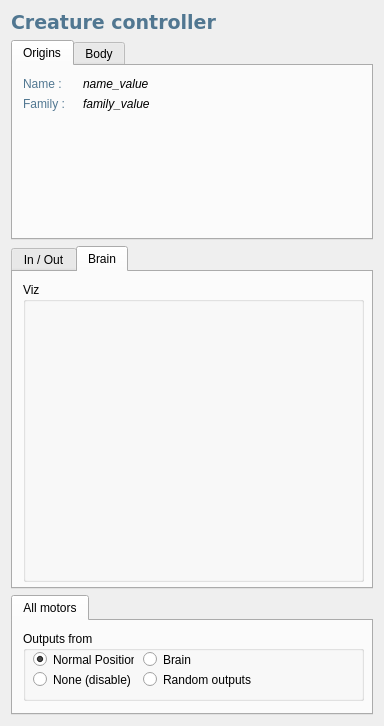
Old version of the form src/genelab/core/ui/widgets/entities/entitypropertiescontroller.ui in the repository GeneCraft/GeneCraft-Project.
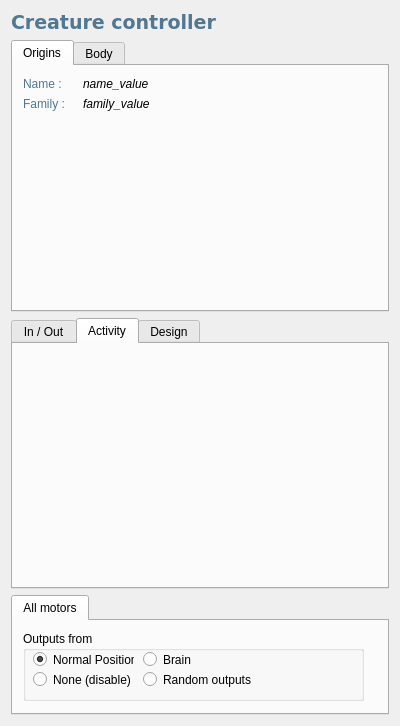
New version of the form. Icons and pictures are not drawn.

Commit message: superman brain !

```diff
--- a/src/genelab/core/ui/widgets/entities/entitypropertiescontroller.ui
+++ b/src/genelab/core/ui/widgets/entities/entitypropertiescontroller.ui
@@ -6,10 +6,22 @@
    <rect>
     <x>0</x>
     <y>0</y>
-    <width>384</width>
+    <width>400</width>
     <height>726</height>
    </rect>
   </property>
+  <property name="minimumSize">
+   <size>
+    <width>0</width>
+    <height>0</height>
+   </size>
+  </property>
+  <property name="maximumSize">
+   <size>
+    <width>400</width>
+    <height>16777215</height>
+   </size>
+  </property>
   <property name="windowTitle">
    <string>Form</string>
   </property>
@@ -34,12 +46,18 @@
    </item>
    <item>
     <widget class="QTabWidget" name="tabWidget_3">
-     <property name="maximumSize">
+     <property name="minimumSize">
       <size>
-       <width>16777215</width>
+       <width>0</width>
        <height>200</height>
       </size>
      </property>
+     <property name="maximumSize">
+      <size>
+       <width>16777215</width>
+       <height>600</height>
+      </size>
+     </property>
      <property name="styleSheet">
       <string notr="true"/>
      </property>
@@ -170,6 +188,24 @@
    </item>
    <item>
     <widget class="QTabWidget" name="tabWidget">
+     <property name="sizePolicy">
+      <sizepolicy hsizetype="MinimumExpanding" vsizetype="Expanding">
+       <horstretch>0</horstretch>
+       <verstretch>0</verstretch>
+      </sizepolicy>
+     </property>
+     <property name="minimumSize">
+      <size>
+       <width>0</width>
+       <height>0</height>
+      </size>
+     </property>
+     <property name="maximumSize">
+      <size>
+       <width>16777215</width>
+       <height>400</height>
+      </size>
+     </property>
      <property name="currentIndex">
       <number>1</number>
      </property>
@@ -188,44 +224,28 @@
         <normaloff>:/img/icons/brain</normaloff>:/img/icons/brain</iconset>
       </attribute>
       <attribute name="title">
-       <string>Brain</string>
+       <string>Activity</string>
       </attribute>
-      <widget class="QGroupBox" name="grbBrain">
-       <property name="geometry">
-        <rect>
-         <x>10</x>
-         <y>10</y>
-         <width>341</width>
-         <height>300</height>
-        </rect>
-       </property>
-       <property name="sizePolicy">
-        <sizepolicy hsizetype="Preferred" vsizetype="Maximum">
-         <horstretch>0</horstretch>
-         <verstretch>0</verstretch>
-        </sizepolicy>
-       </property>
-       <property name="minimumSize">
-        <size>
-         <width>0</width>
-         <height>300</height>
-        </size>
-       </property>
-       <property name="maximumSize">
-        <size>
-         <width>16777215</width>
-         <height>500</height>
-        </size>
-       </property>
-       <property name="title">
-        <string>Viz</string>
-       </property>
-      </widget>
+     </widget>
+     <widget class="QWidget" name="tabBrainStruct">
+      <attribute name="icon">
+       <iconset resource="../../../ressources/ressources.qrc">
+        <normaloff>:/img/icons/brain</normaloff>:/img/icons/brain</iconset>
+      </attribute>
+      <attribute name="title">
+       <string>Design</string>
+      </attribute>
      </widget>
     </widget>
    </item>
    <item>
     <widget class="QTabWidget" name="tabWidget_2">
+     <property name="minimumSize">
+      <size>
+       <width>0</width>
+       <height>70</height>
+      </size>
+     </property>
      <property name="maximumSize">
       <size>
        <width>16777215</width>
```
Left out of the diff: 2 changed lines with no effect on the pictures. The commit also changes 12 other files.
